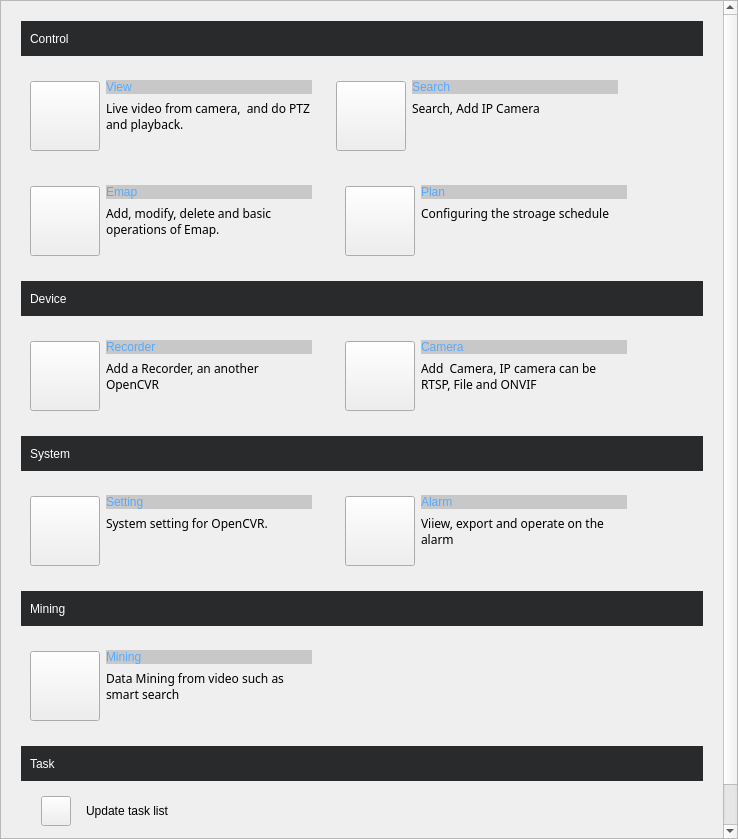
Above: veapp/main/vscpanel.ui from linkingvision/rapidvms before the change. Below: the same form after it.
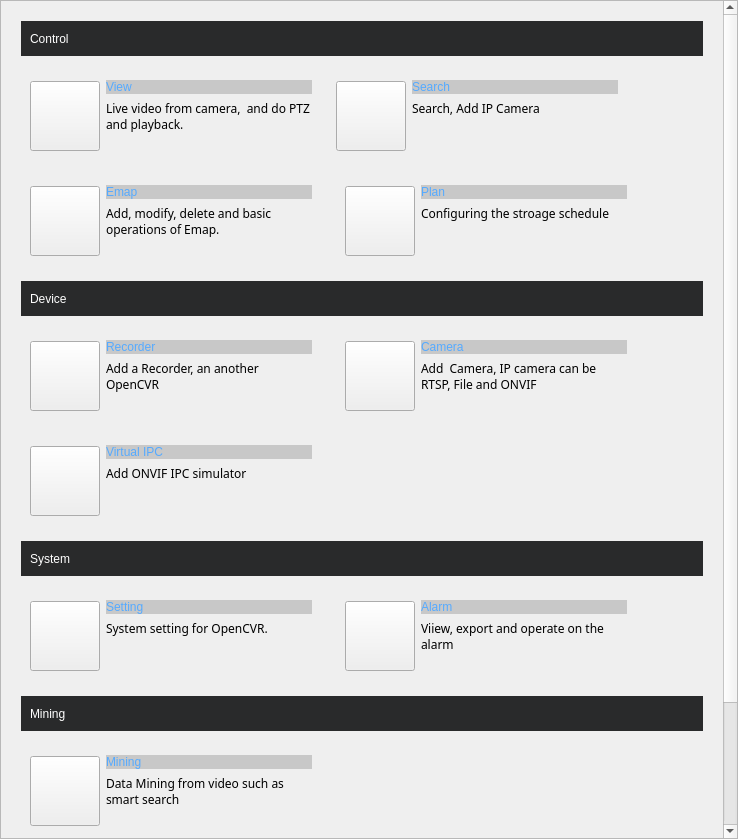
That is the form after the change. Icons and pictures are not drawn.

The edit to the form file:
```diff
--- a/veapp/main/vscpanel.ui
+++ b/veapp/main/vscpanel.ui
@@ -55,7 +55,7 @@
         <x>0</x>
         <y>0</y>
         <width>719</width>
-        <height>909</height>
+        <height>1016</height>
        </rect>
       </property>
       <layout class="QVBoxLayout" name="verticalLayout_9">
@@ -882,6 +882,134 @@
          </item>
         </layout>
        </item>
+       <item>
+        <layout class="QHBoxLayout" name="horizontalLayout_24">
+         <item>
+          <widget class="QWidget" name="widget_17" native="true">
+           <property name="minimumSize">
+            <size>
+             <width>300</width>
+             <height>90</height>
+            </size>
+           </property>
+           <property name="maximumSize">
+            <size>
+             <width>300</width>
+             <height>90</height>
+            </size>
+           </property>
+           <property name="styleSheet">
+            <string notr="true">QWidget:hover {
+background-color: rgb(200, 200, 200);}
+QWidget:pressed {
+background-color: rgb(200, 200, 200);}</string>
+           </property>
+           <layout class="QHBoxLayout" name="horizontalLayout_25">
+            <item>
+             <widget class="QPushButton" name="pbVIPC">
+              <property name="minimumSize">
+               <size>
+                <width>70</width>
+                <height>70</height>
+               </size>
+              </property>
+              <property name="maximumSize">
+               <size>
+                <width>70</width>
+                <height>70</height>
+               </size>
+              </property>
+              <property name="styleSheet">
+               <string notr="true">QPushButton:hover {
+border:none;
+color:white;
+background-color: rgb(85, 170, 255);}
+QPushButton:pressed {
+background-color: rgb(200, 200, 200);}</string>
+              </property>
+              <property name="text">
+               <string/>
+              </property>
+              <property name="icon">
+               <iconset resource="vscmainwindows.qrc">
+                <normaloff>:/device/resources/virtualipc.png</normaloff>:/device/resources/virtualipc.png</iconset>
+              </property>
+              <property name="iconSize">
+               <size>
+                <width>50</width>
+                <height>50</height>
+               </size>
+              </property>
+             </widget>
+            </item>
+            <item>
+             <layout class="QVBoxLayout" name="verticalLayout_15">
+              <item>
+               <widget class="QLabel" name="lbView_14">
+                <property name="styleSheet">
+                 <string notr="true">font: 75 11pt &quot;微软雅黑&quot;;
+color: rgb(85, 170, 255);
+background-color: rgb(200, 200, 200);</string>
+                </property>
+                <property name="text">
+                 <string>Virtual IPC</string>
+                </property>
+                <property name="textFormat">
+                 <enum>Qt::RichText</enum>
+                </property>
+                <property name="wordWrap">
+                 <bool>true</bool>
+                </property>
+               </widget>
+              </item>
+              <item>
+               <widget class="QLabel" name="label_24">
+                <property name="font">
+                 <font>
+                  <family>微软雅黑</family>
+                 </font>
+                </property>
+                <property name="text">
+                 <string>Add ONVIF IPC simulator</string>
+                </property>
+                <property name="wordWrap">
+                 <bool>true</bool>
+                </property>
+               </widget>
+              </item>
+              <item>
+               <spacer name="verticalSpacer_15">
+                <property name="orientation">
+                 <enum>Qt::Vertical</enum>
+                </property>
+                <property name="sizeHint" stdset="0">
+                 <size>
+                  <width>20</width>
+                  <height>40</height>
+                 </size>
+                </property>
+               </spacer>
+              </item>
+             </layout>
+            </item>
+           </layout>
+          </widget>
+         </item>
+         <item>
+          <spacer name="horizontalSpacer_12">
+           <property name="orientation">
+            <enum>Qt::Horizontal</enum>
+           </property>
+           <property name="sizeHint" stdset="0">
+            <size>
+             <width>40</width>
+             <height>20</height>
+            </size>
+           </property>
+          </spacer>
+         </item>
+        </layout>
+       </item>
        <item>
         <widget class="QWidget" name="widget_14" native="true">
          <property name="minimumSize">
```
